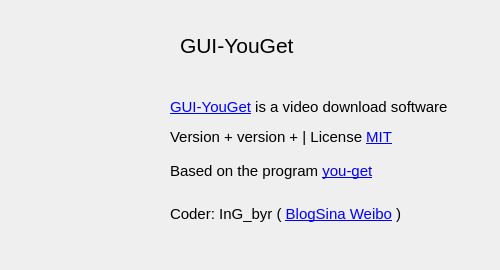
ingbyr/vdm, file app/ui/aboutform.ui: the form before one commit.
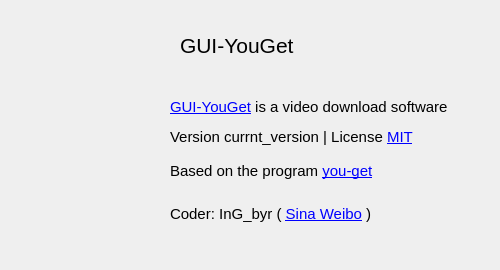
The form after the commit. Icons and pictures are not drawn.

Patch:
```diff
--- a/app/ui/aboutform.ui
+++ b/app/ui/aboutform.ui
@@ -34,12 +34,15 @@
     <rect>
      <x>170</x>
      <y>80</y>
-     <width>301</width>
+     <width>311</width>
      <height>161</height>
     </rect>
    </property>
    <property name="text">
-    <string>&lt;html&gt;&lt;head/&gt;&lt;body&gt;&lt;p&gt;&lt;a href=&quot;http://www.ingbyr.tk/2016/05/16/youget/&quot;&gt;&lt;span style=&quot; font-size:11pt; text-decoration: underline; color:#0000ff;&quot;&gt;GUI-YouGet&lt;/span&gt;&lt;/a&gt;&lt;span style=&quot; font-size:11pt;&quot;&gt; is a video download software &lt;/span&gt;&lt;/p&gt;&lt;p&gt;&lt;span style=&quot; font-size:11pt;&quot;&gt;Version + version + | License &lt;/span&gt;&lt;a href=&quot;https://raw.githubusercontent.com/ingbyr/GUI-YouGet/master/LICENSE.txt&quot;&gt;&lt;span style=&quot; font-size:11pt; text-decoration: underline; color:#0000ff;&quot;&gt;MIT&lt;/span&gt;&lt;/a&gt;&lt;span style=&quot; font-size:11pt;&quot;&gt;&lt;br/&gt;&lt;br/&gt;Based on the program &lt;/span&gt;&lt;a href=&quot;https://github.com/soimort/you-get&quot;&gt;&lt;span style=&quot; font-size:11pt; text-decoration: underline; color:#0000ff;&quot;&gt;you-get&lt;/span&gt;&lt;/a&gt;&lt;span style=&quot; font-size:11pt;&quot;&gt;&lt;br/&gt;&lt;/span&gt;&lt;/p&gt;&lt;p&gt;&lt;span style=&quot; font-size:11pt;&quot;&gt;Coder: InG_byr ( &lt;/span&gt;&lt;a href=&quot;http://www.ingbyr.tk&quot;&gt;&lt;span style=&quot; font-size:11pt; text-decoration: underline; color:#0000ff;&quot;&gt;Blog&lt;/span&gt;&lt;/a&gt;&lt;a href=&quot;http://www.weibo.com/zwkv5&quot;&gt;&lt;span style=&quot; font-size:11pt; text-decoration: underline; color:#0000ff;&quot;&gt;Sina Weibo&lt;/span&gt;&lt;/a&gt;&lt;span style=&quot; font-size:11pt;&quot;&gt; )&lt;/span&gt;&lt;/p&gt;&lt;/body&gt;&lt;/html&gt;</string>
+    <string>&lt;html&gt;&lt;head/&gt;&lt;body&gt;&lt;p&gt;&lt;a href=&quot;http://www.ingbyr.tk/2016/05/16/youget/&quot;&gt;&lt;span style=&quot; font-size:11pt; text-decoration: underline; color:#0000ff;&quot;&gt;GUI-YouGet&lt;/span&gt;&lt;/a&gt;&lt;span style=&quot; font-size:11pt;&quot;&gt; is a video download software &lt;/span&gt;&lt;/p&gt;&lt;p&gt;&lt;span style=&quot; font-size:11pt;&quot;&gt;Version currnt_version  | License &lt;/span&gt;&lt;a href=&quot;https://raw.githubusercontent.com/ingbyr/GUI-YouGet/master/LICENSE.txt&quot;&gt;&lt;span style=&quot; font-size:11pt; text-decoration: underline; color:#0000ff;&quot;&gt;MIT&lt;/span&gt;&lt;/a&gt;&lt;span style=&quot; font-size:11pt;&quot;&gt;&lt;br/&gt;&lt;br/&gt;Based on the program &lt;/span&gt;&lt;a href=&quot;https://github.com/soimort/you-get&quot;&gt;&lt;span style=&quot; font-size:11pt; text-decoration: underline; color:#0000ff;&quot;&gt;you-get&lt;/span&gt;&lt;/a&gt;&lt;span style=&quot; font-size:11pt;&quot;&gt;&lt;br/&gt;&lt;/span&gt;&lt;/p&gt;&lt;p&gt;&lt;span style=&quot; font-size:11pt;&quot;&gt;Coder: InG_byr ( &lt;/span&gt;&lt;a href=&quot;http://www.weibo.com/zwkv5&quot;&gt;&lt;span style=&quot; font-size:11pt; text-decoration: underline; color:#0000ff;&quot;&gt;Sina Weibo&lt;/span&gt;&lt;/a&gt;&lt;span style=&quot; font-size:11pt;&quot;&gt; )&lt;/span&gt;&lt;/p&gt;&lt;/body&gt;&lt;/html&gt;</string>
+   </property>
+   <property name="textFormat">
+    <enum>Qt::RichText</enum>
    </property>
   </widget>
   <widget class="QLabel" name="label_title">
@@ -47,7 +50,7 @@
     <rect>
      <x>180</x>
      <y>20</y>
-     <width>161</width>
+     <width>121</width>
      <height>51</height>
     </rect>
    </property>
@@ -59,6 +62,12 @@
    <property name="text">
     <string>GUI-YouGet</string>
    </property>
+   <property name="textFormat">
+    <enum>Qt::PlainText</enum>
+   </property>
+   <property name="indent">
+    <number>-1</number>
+   </property>
   </widget>
  </widget>
  <resources/>
```
